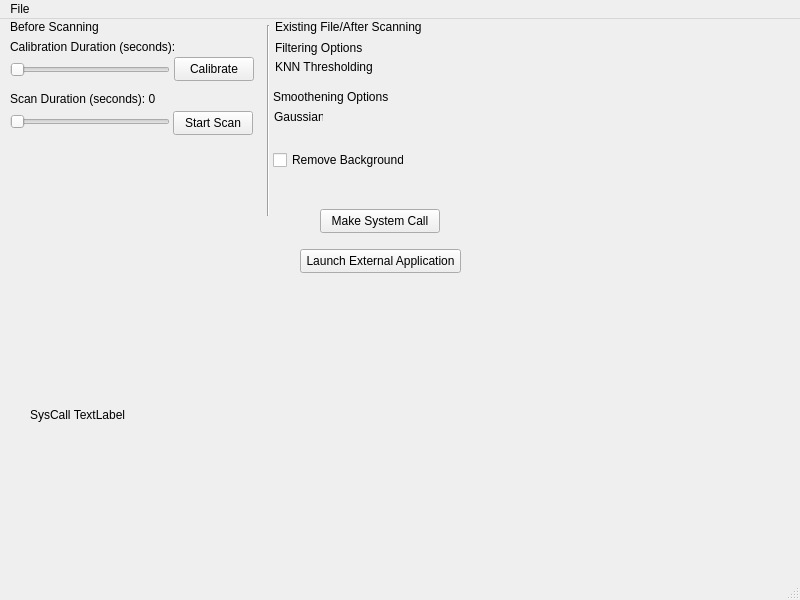
This is src/gui/v2-gui-interface/mainwindow.ui in BobbyChiu/senior-design as Qt 5 draws it before an edit. The edited form follows.
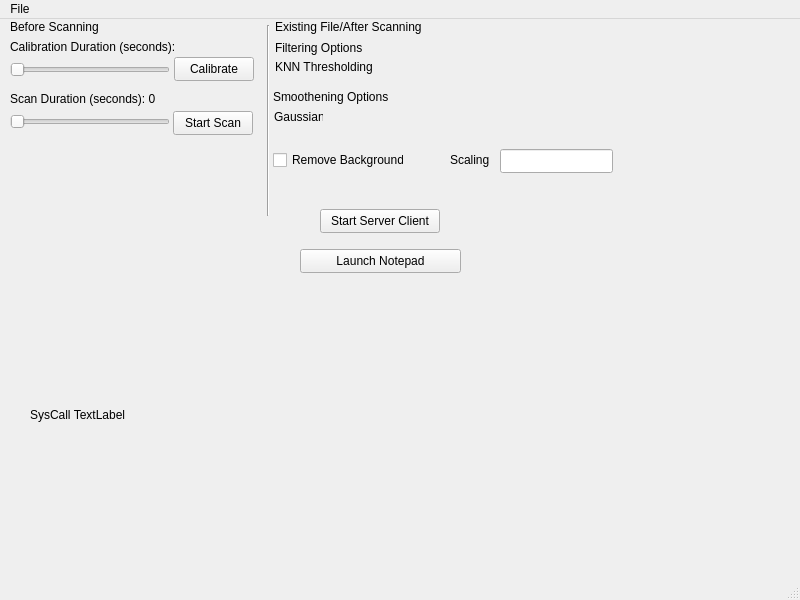
This is the edited form.

Commit message: Add placeholder debug statements

```diff
--- a/src/gui/v2-gui-interface/mainwindow.ui
+++ b/src/gui/v2-gui-interface/mainwindow.ui
@@ -24,7 +24,7 @@
      </rect>
     </property>
     <property name="text">
-     <string>Make System Call</string>
+     <string>Start Server Client</string>
     </property>
    </widget>
    <widget class="QSlider" name="horizontalSlider">
@@ -66,7 +66,7 @@
      </rect>
     </property>
     <property name="text">
-     <string>Launch External Application</string>
+     <string>Launch Notepad</string>
     </property>
    </widget>
    <widget class="QLabel" name="sysCallOutput">
@@ -238,6 +238,29 @@
      <string>Remove Background</string>
     </property>
    </widget>
+   <widget class="QLineEdit" name="lineEdit">
+    <property name="geometry">
+     <rect>
+      <x>500</x>
+      <y>130</y>
+      <width>113</width>
+      <height>24</height>
+     </rect>
+    </property>
+   </widget>
+   <widget class="QLabel" name="label_7">
+    <property name="geometry">
+     <rect>
+      <x>450</x>
+      <y>133</y>
+      <width>49</width>
+      <height>16</height>
+     </rect>
+    </property>
+    <property name="text">
+     <string>Scaling</string>
+    </property>
+   </widget>
   </widget>
   <widget class="QMenuBar" name="menubar">
    <property name="geometry">
```
Left out of the diff: 2 changed lines with no effect on the pictures. The commit also changes 1 other file.
